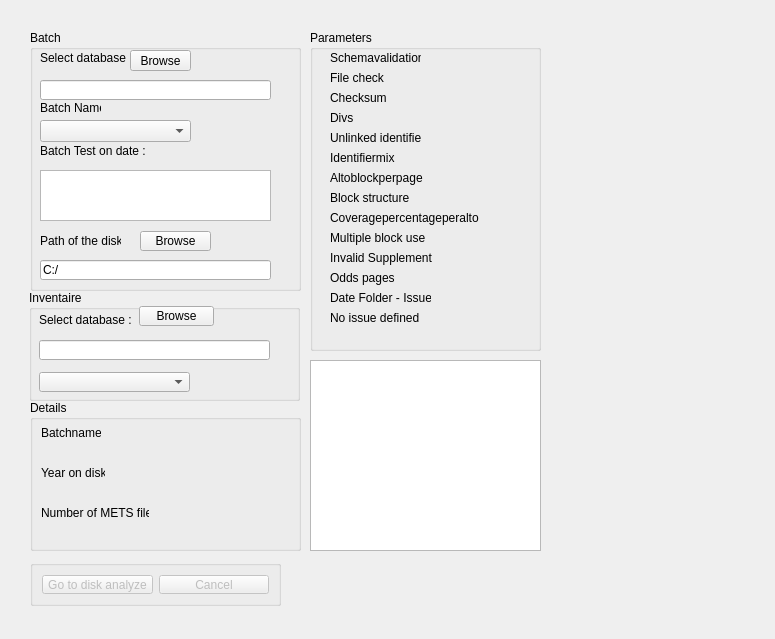
Before: the Qt Designer form namalysator/w_selectbatch.ui in phungthomas/Namalysator, drawn with Qt 5.
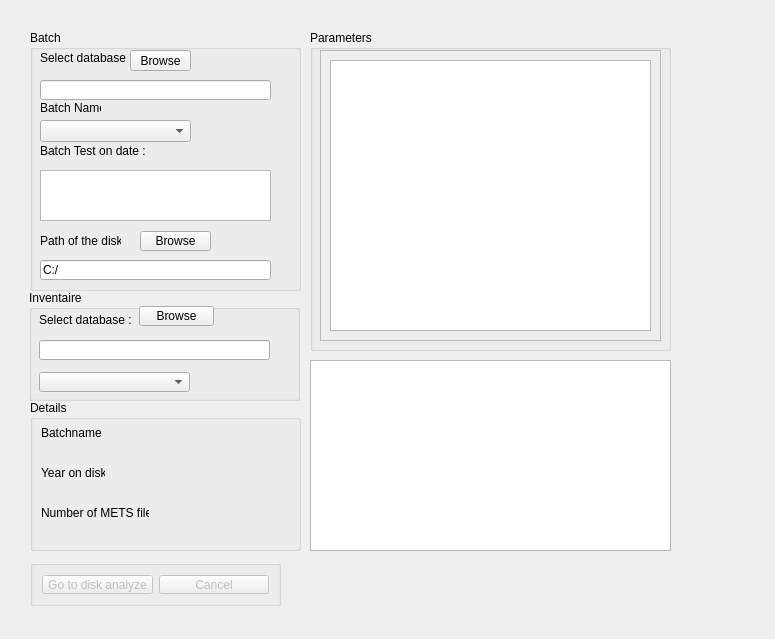
After: the same form once the commit is applied.

Commit message: first with better parameter view , missing label

```diff
--- a/namalysator/w_selectbatch.ui
+++ b/namalysator/w_selectbatch.ui
@@ -302,376 +302,56 @@
     <rect>
      <x>310</x>
      <y>30</y>
-     <width>231</width>
+     <width>361</width>
      <height>321</height>
     </rect>
    </property>
    <property name="title">
     <string>Parameters</string>
    </property>
-   <widget class="QLabel" name="label_2">
+   <widget class="QWidget" name="verticalLayoutWidget">
     <property name="geometry">
      <rect>
-      <x>20</x>
+      <x>10</x>
       <y>20</y>
-      <width>91</width>
-      <height>16</height>
+      <width>341</width>
+      <height>291</height>
      </rect>
     </property>
-    <property name="text">
-     <string>Schemavalidation</string>
-    </property>
-   </widget>
-   <widget class="QLabel" name="label_5">
-    <property name="geometry">
-     <rect>
-      <x>20</x>
-      <y>40</y>
-      <width>81</width>
-      <height>16</height>
-     </rect>
-    </property>
-    <property name="text">
-     <string>File check</string>
-    </property>
-   </widget>
-   <widget class="QLabel" name="label_6">
-    <property name="geometry">
-     <rect>
-      <x>20</x>
-      <y>60</y>
-      <width>91</width>
-      <height>16</height>
-     </rect>
-    </property>
-    <property name="text">
-     <string>Checksum</string>
-    </property>
-   </widget>
-   <widget class="QLabel" name="label_11">
-    <property name="geometry">
-     <rect>
-      <x>20</x>
-      <y>80</y>
-      <width>91</width>
-      <height>16</height>
-     </rect>
-    </property>
-    <property name="text">
-     <string>Divs</string>
-    </property>
-   </widget>
-   <widget class="QLabel" name="label_13">
-    <property name="geometry">
-     <rect>
-      <x>20</x>
-      <y>120</y>
-      <width>91</width>
-      <height>16</height>
-     </rect>
-    </property>
-    <property name="text">
-     <string>Identifiermix</string>
-    </property>
-   </widget>
-   <widget class="QLabel" name="label_14">
-    <property name="geometry">
-     <rect>
-      <x>20</x>
-      <y>140</y>
-      <width>101</width>
-      <height>16</height>
-     </rect>
-    </property>
-    <property name="text">
-     <string>Altoblockperpage</string>
-    </property>
-   </widget>
-   <widget class="QLabel" name="label_15">
-    <property name="geometry">
-     <rect>
-      <x>20</x>
-      <y>100</y>
-      <width>91</width>
-      <height>16</height>
-     </rect>
-    </property>
-    <property name="text">
-     <string>Unlinked identifier</string>
-    </property>
-   </widget>
-   <widget class="QLabel" name="label_12">
-    <property name="geometry">
-     <rect>
-      <x>20</x>
-      <y>160</y>
-      <width>91</width>
-      <height>16</height>
-     </rect>
-    </property>
-    <property name="text">
-     <string>Block structure</string>
-    </property>
-   </widget>
-   <widget class="QLabel" name="label_16">
-    <property name="geometry">
-     <rect>
-      <x>20</x>
-      <y>180</y>
-      <width>151</width>
-      <height>16</height>
-     </rect>
-    </property>
-    <property name="text">
-     <string>Coveragepercentageperalto</string>
-    </property>
-   </widget>
-   <widget class="QLabel" name="label_17">
-    <property name="geometry">
-     <rect>
-      <x>20</x>
-      <y>200</y>
-      <width>151</width>
-      <height>16</height>
-     </rect>
-    </property>
-    <property name="text">
-     <string>Multiple block use</string>
-    </property>
-   </widget>
-   <widget class="QLabel" name="label_18">
-    <property name="geometry">
-     <rect>
-      <x>20</x>
-      <y>220</y>
-      <width>141</width>
-      <height>16</height>
-     </rect>
-    </property>
-    <property name="text">
-     <string>Invalid Supplement</string>
-    </property>
-   </widget>
-   <widget class="QLabel" name="lbschema">
-    <property name="geometry">
-     <rect>
-      <x>160</x>
-      <y>20</y>
-      <width>46</width>
-      <height>16</height>
-     </rect>
-    </property>
-    <property name="text">
-     <string/>
-    </property>
-   </widget>
-   <widget class="QLabel" name="lbFileCheck">
-    <property name="geometry">
-     <rect>
-      <x>160</x>
-      <y>40</y>
-      <width>51</width>
-      <height>20</height>
-     </rect>
-    </property>
-    <property name="text">
-     <string/>
-    </property>
-   </widget>
-   <widget class="QLabel" name="lbChecksum">
-    <property name="geometry">
-     <rect>
-      <x>160</x>
-      <y>60</y>
-      <width>46</width>
-      <height>16</height>
-     </rect>
-    </property>
-    <property name="text">
-     <string/>
-    </property>
-   </widget>
-   <widget class="QLabel" name="lbDivs">
-    <property name="geometry">
-     <rect>
-      <x>160</x>
-      <y>80</y>
-      <width>46</width>
-      <height>14</height>
-     </rect>
-    </property>
-    <property name="text">
-     <string/>
-    </property>
-   </widget>
-   <widget class="QLabel" name="lbUnlinkedIdentifier">
-    <property name="geometry">
-     <rect>
-      <x>160</x>
-      <y>94</y>
-      <width>46</width>
-      <height>20</height>
-     </rect>
-    </property>
-    <property name="text">
-     <string/>
-    </property>
-   </widget>
-   <widget class="QLabel" name="lbIdentifierMix">
-    <property name="geometry">
-     <rect>
-      <x>160</x>
-      <y>120</y>
-      <width>46</width>
-      <height>14</height>
-     </rect>
-    </property>
-    <property name="text">
-     <string/>
-    </property>
-   </widget>
-   <widget class="QLabel" name="lbAltoBlockPerpage">
-    <property name="geometry">
-     <rect>
-      <x>160</x>
-      <y>140</y>
-      <width>46</width>
-      <height>16</height>
-     </rect>
-    </property>
-    <property name="text">
-     <string/>
-    </property>
-   </widget>
-   <widget class="QLabel" name="lbBlockStructure">
-    <property name="geometry">
-     <rect>
-      <x>160</x>
-      <y>160</y>
-      <width>46</width>
-      <height>14</height>
-     </rect>
-    </property>
-    <property name="text">
-     <string/>
-    </property>
-   </widget>
-   <widget class="QLabel" name="lbCoverageAlto">
-    <property name="geometry">
-     <rect>
-      <x>160</x>
-      <y>180</y>
-      <width>46</width>
-      <height>14</height>
-     </rect>
-    </property>
-    <property name="text">
-     <string/>
-    </property>
-   </widget>
-   <widget class="QLabel" name="lbInvalidSupplement">
-    <property name="geometry">
-     <rect>
-      <x>160</x>
-      <y>220</y>
-      <width>46</width>
-      <height>14</height>
-     </rect>
-    </property>
-    <property name="text">
-     <string/>
-    </property>
-   </widget>
-   <widget class="QLabel" name="lbMultipleBlockUse">
-    <property name="geometry">
-     <rect>
-      <x>160</x>
-      <y>200</y>
-      <width>46</width>
-      <height>14</height>
-     </rect>
-    </property>
-    <property name="text">
-     <string/>
-    </property>
-   </widget>
-   <widget class="QLabel" name="label_20">
-    <property name="geometry">
-     <rect>
-      <x>20</x>
-      <y>240</y>
-      <width>81</width>
-      <height>16</height>
-     </rect>
-    </property>
-    <property name="text">
-     <string>Odds pages</string>
-    </property>
-   </widget>
-   <widget class="QLabel" name="lbPages">
-    <property name="geometry">
-     <rect>
-      <x>160</x>
-      <y>240</y>
-      <width>41</width>
-      <height>20</height>
-     </rect>
-    </property>
-    <property name="text">
-     <string/>
-    </property>
-   </widget>
-   <widget class="QLabel" name="label_21">
-    <property name="geometry">
-     <rect>
-      <x>20</x>
-      <y>260</y>
-      <width>101</width>
-      <height>16</height>
-     </rect>
-    </property>
-    <property name="text">
-     <string>Date Folder - Issue</string>
-    </property>
-   </widget>
-   <widget class="QLabel" name="lbDateFolderIssue">
-    <property name="geometry">
-     <rect>
-      <x>160</x>
-      <y>260</y>
-      <width>41</width>
-      <height>20</height>
-     </rect>
-    </property>
-    <property name="text">
-     <string/>
-    </property>
-   </widget>
-   <widget class="QLabel" name="label_22">
-    <property name="geometry">
-     <rect>
-      <x>20</x>
-      <y>280</y>
-      <width>91</width>
-      <height>16</height>
-     </rect>
-    </property>
-    <property name="text">
-     <string>No issue defined</string>
-    </property>
-   </widget>
-   <widget class="QLabel" name="lbNoIssueDef">
-    <property name="geometry">
-     <rect>
-      <x>160</x>
-      <y>280</y>
-      <width>46</width>
-      <height>14</height>
-     </rect>
-    </property>
-    <property name="text">
-     <string/>
-    </property>
+    <layout class="QVBoxLayout" name="verticalLayout">
+     <item>
+      <widget class="QScrollArea" name="scrollArea">
+       <property name="widgetResizable">
+        <bool>true</bool>
+       </property>
+       <widget class="QWidget" name="scrollAreaWidgetContents">
+        <property name="geometry">
+         <rect>
+          <x>0</x>
+          <y>0</y>
+          <width>337</width>
+          <height>287</height>
+         </rect>
+        </property>
+        <widget class="QWidget" name="verticalLayoutWidget_2">
+         <property name="geometry">
+          <rect>
+           <x>9</x>
+           <y>9</y>
+           <width>321</width>
+           <height>271</height>
+          </rect>
+         </property>
+         <layout class="QVBoxLayout" name="verticalLayout_2">
+          <item>
+           <widget class="QTableView" name="paramView"/>
+          </item>
+         </layout>
+        </widget>
+       </widget>
+      </widget>
+     </item>
+    </layout>
    </widget>
   </widget>
   <widget class="QTableWidget" name="tableSummary">
@@ -679,7 +359,7 @@
     <rect>
      <x>310</x>
      <y>360</y>
-     <width>231</width>
+     <width>361</width>
      <height>191</height>
     </rect>
    </property>
```
The commit also changes 6 other files.
